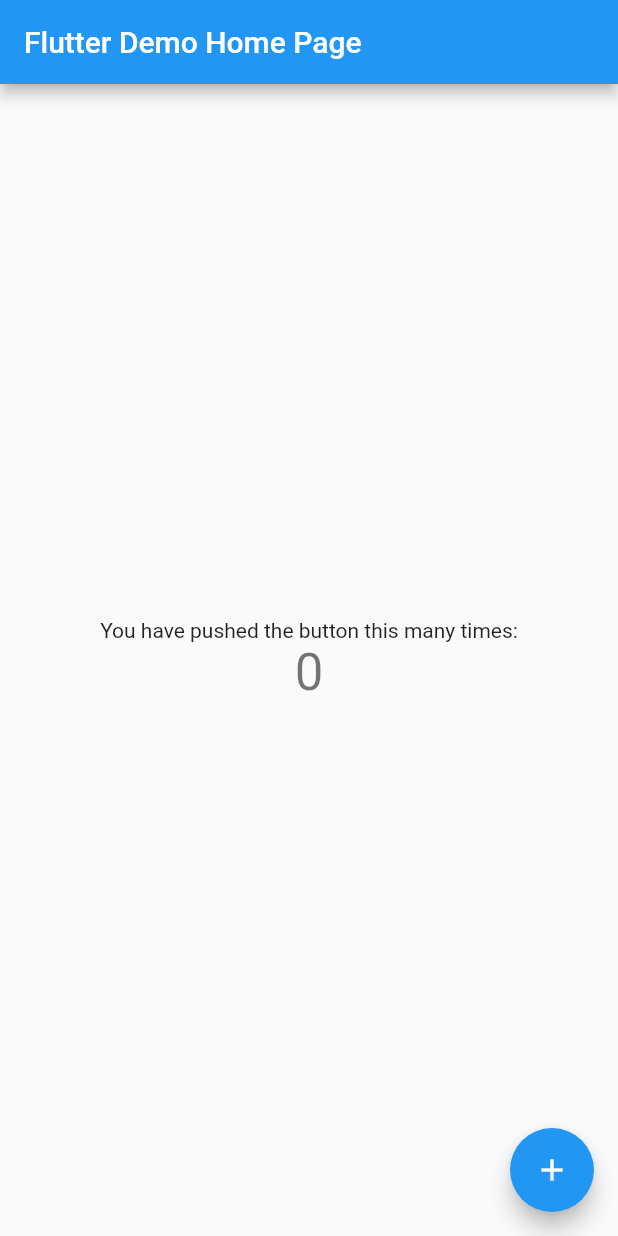
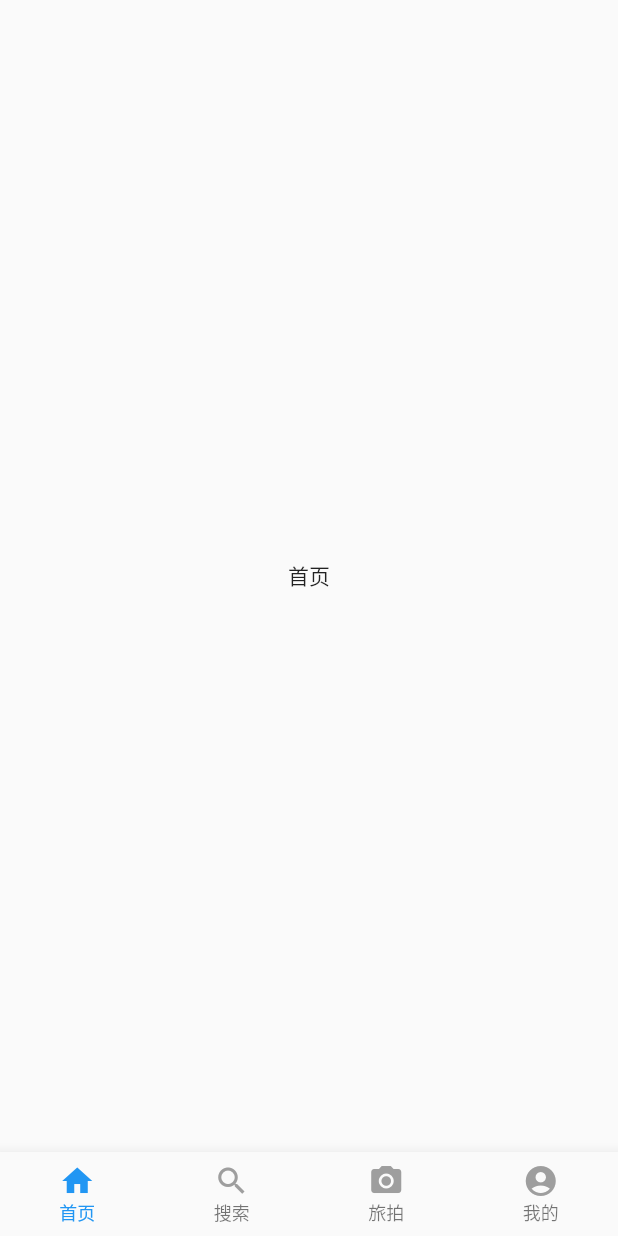
Before and after one commit to root-lucas/flutter_trip, a Flutter app: the screen it shows after launch, on a phone screen of 412 x 824 dp. Run offline on Flutter 3.47's test engine with Material 2 defaults, Android fonts, the phone set to English and light mode, and no system bars.

Commit message:
add: basic navigation bar layout

```diff
--- a/lib/main.dart
+++ b/lib/main.dart
@@ -1,117 +1,17 @@
 import 'package:flutter/material.dart';
+import './navigator/tab_navigator.dart';
 
-void main() {
-  runApp(MyApp());
-}
+void main() => runApp(MyApp());
 
 class MyApp extends StatelessWidget {
-  // This widget is the root of your application.
   @override
   Widget build(BuildContext context) {
     return MaterialApp(
       title: 'Flutter Demo',
       theme: ThemeData(
-        // This is the theme of your application.
-        //
-        // Try running your application with "flutter run". You'll see the
-        // application has a blue toolbar. Then, without quitting the app, try
-        // changing the primarySwatch below to Colors.green and then invoke
-        // "hot reload" (press "r" in the console where you ran "flutter run",
-        // or simply save your changes to "hot reload" in a Flutter IDE).
-        // Notice that the counter didn't reset back to zero; the application
-        // is not restarted.
         primarySwatch: Colors.blue,
-        // This makes the visual density adapt to the platform that you run
-        // the app on. For desktop platforms, the controls will be smaller and
-        // closer together (more dense) than on mobile platforms.
-        visualDensity: VisualDensity.adaptivePlatformDensity,
       ),
-      home: MyHomePage(title: 'Flutter Demo Home Page'),
+      home: TabNavigator(),
     );
   }
 }
-
-class MyHomePage extends StatefulWidget {
-  MyHomePage({Key key, this.title}) : super(key: key);
-
-  // This widget is the home page of your application. It is stateful, meaning
-  // that it has a State object (defined below) that contains fields that affect
-  // how it looks.
-
-  // This class is the configuration for the state. It holds the values (in this
-  // case the title) provided by the parent (in this case the App widget) and
-  // used by the build method of the State. Fields in a Widget subclass are
-  // always marked "final".
-
-  final String title;
-
-  @override
-  _MyHomePageState createState() => _MyHomePageState();
-}
-
-class _MyHomePageState extends State<MyHomePage> {
-  int _counter = 0;
-
-  void _incrementCounter() {
-    setState(() {
-      // This call to setState tells the Flutter framework that something has
-      // changed in this State, which causes it to rerun the build method below
-      // so that the display can reflect the updated values. If we changed
-      // _counter without calling setState(), then the build method would not be
-      // called again, and so nothing would appear to happen.
-      _counter++;
-    });
-  }
-
-  @override
-  Widget build(BuildContext context) {
-    // This method is rerun every time setState is called, for instance as done
-    // by the _incrementCounter method above.
-    //
-    // The Flutter framework has been optimized to make rerunning build methods
-    // fast, so that you can just rebuild anything that needs updating rather
-    // than having to individually change instances of widgets.
-    return Scaffold(
-      appBar: AppBar(
-        // Here we take the value from the MyHomePage object that was created by
-        // the App.build method, and use it to set our appbar title.
-        title: Text(widget.title),
-      ),
-      body: Center(
-        // Center is a layout widget. It takes a single child and positions it
-        // in the middle of the parent.
-        child: Column(
-          // Column is also a layout widget. It takes a list of children and
-          // arranges them vertically. By default, it sizes itself to fit its
-          // children horizontally, and tries to be as tall as its parent.
-          //
-          // Invoke "debug painting" (press "p" in the console, choose the
-          // "Toggle Debug Paint" action from the Flutter Inspector in Android
-          // Studio, or the "Toggle Debug Paint" command in Visual Studio Code)
-          // to see the wireframe for each widget.
-          //
-          // Column has various properties to control how it sizes itself and
-          // how it positions its children. Here we use mainAxisAlignment to
-          // center the children vertically; the main axis here is the vertical
-          // axis because Columns are vertical (the cross axis would be
-          // horizontal).
-          mainAxisAlignment: MainAxisAlignment.center,
-          children: <Widget>[
-            Text(
-              'You have pushed the button this many times:',
-            ),
-            Text(
-              '$_counter',
-              style: Theme.of(context).textTheme.headline4,
-            ),
-          ],
-        ),
-      ),
-      floatingActionButton: FloatingActionButton(
-        onPressed: _incrementCounter,
-        tooltip: 'Increment',
-        child: Icon(Icons.add),
-      ), // This trailing comma makes auto-formatting nicer for build methods.
-    );
-  }
-}
--- /dev/null
+++ b/lib/navigator/tab_navigator.dart
@@ -0,0 +1,112 @@
+import 'package:flutter/material.dart';
+import '../pages/home_page.dart';
+import '../pages/travel_page.dart';
+import '../pages/search_page.dart';
+import '../pages/my_page.dart';
+
+class TabNavigator extends StatefulWidget {
+  @override
+  _TabNavigatorState createState() => _TabNavigatorState();
+}
+
+class _TabNavigatorState extends State<TabNavigator> {
+  final _defaultColor = Colors.grey;
+  final _activeColor = Colors.blue;
+  var _controller = PageController(initialPage: 0);
+  int _currentIndex = 0;
+
+  @override
+  void dispose() {
+    super.dispose();
+    _controller.dispose();
+  }
+
+  @override
+  Widget build(BuildContext context) {
+    return Scaffold(
+      body: PageView(
+        controller: _controller,
+        children: <Widget>[
+          HomePage(),
+          SearchPage(),
+          TravelPage(),
+          MyPage(),
+        ],
+        onPageChanged: (index) {
+          setState(() {
+            _currentIndex = index;
+          });
+        },
+      ),
+      bottomNavigationBar: BottomNavigationBar(
+          selectedFontSize: 12,
+          unselectedFontSize: 12,
+          currentIndex: _currentIndex,
+          onTap: (index) {
+            _controller.jumpToPage(index);
+            setState(() {
+              _currentIndex = index;
+            });
+          },
+          type: BottomNavigationBarType.fixed,
+          items: [
+            BottomNavigationBarItem(
+                icon: Icon(
+                  Icons.home,
+                  color: _defaultColor,
+                ),
+                activeIcon: Icon(
+                  Icons.home,
+                  color: _activeColor,
+                ),
+                title: Text(
+                  '首页',
+                  style: TextStyle(
+                      color: _currentIndex != 0 ? _defaultColor : _activeColor),
+                )),
+            BottomNavigationBarItem(
+                icon: Icon(
+                  Icons.search,
+                  color: _defaultColor,
+                ),
+                activeIcon: Icon(
+                  Icons.search,
+                  color: _activeColor,
+                ),
+                title: Text(
+                  '搜索',
+                  style: TextStyle(
+                      color: _currentIndex != 1 ? _defaultColor : _activeColor),
+                )),
+            BottomNavigationBarItem(
+                icon: Icon(
+                  Icons.camera_alt,
+                  color: _defaultColor,
+                ),
+                activeIcon: Icon(
+                  Icons.camera_alt,
+                  color: _activeColor,
+                ),
+                title: Text(
+                  '旅拍',
+                  style: TextStyle(
+                      color: _currentIndex != 2 ? _defaultColor : _activeColor),
+                )),
+            BottomNavigationBarItem(
+                icon: Icon(
+                  Icons.account_circle,
+                  color: _defaultColor,
+                ),
+                activeIcon: Icon(
+                  Icons.account_circle,
+                  color: _activeColor,
+                ),
+                title: Text(
+                  '我的',
+                  style: TextStyle(
+                      color: _currentIndex != 3 ? _defaultColor : _activeColor),
+                )),
+          ]),
+    );
+  }
+}
--- /dev/null
+++ b/lib/pages/home_page.dart
@@ -0,0 +1,17 @@
+import 'package:flutter/material.dart';
+
+class HomePage extends StatefulWidget {
+  @override
+  _HomePageState createState() => _HomePageState();
+}
+
+class _HomePageState extends State<HomePage> {
+  @override
+  Widget build(BuildContext context) {
+    return Scaffold(
+       body: Center(
+         child: Text('首页'),
+       ),
+    );
+  }
+}
```
Also changed, not shown: lib/pages/my_page.dart (added, +17 -0 lines), lib/pages/search_page.dart (added, +17 -0 lines), lib/pages/travel_page.dart (added, +17 -0 lines), pubspec.yaml (+40 -41 lines), pubspec.lock.
